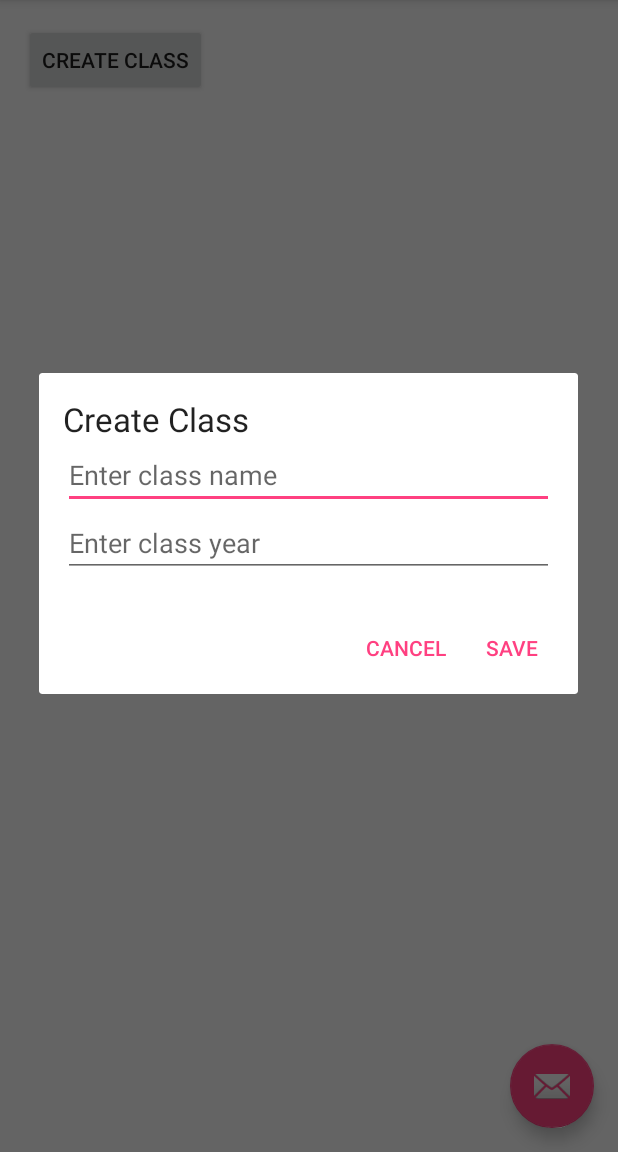
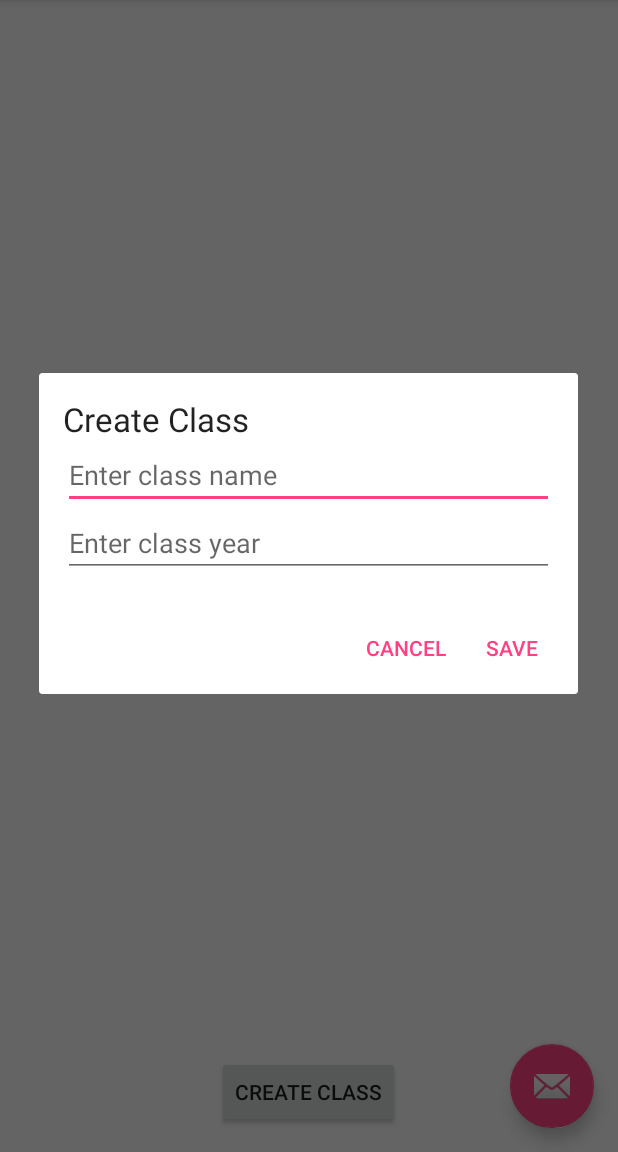
Before and after one commit to shikhar88/attendance, an Android app: the fragment CreateclassFragment placed in its activity, after a tap on "CREATE CLASS", on a phone screen of 412 x 824 dp, the part 84-1236 px from its top. Run offline under Robolectric (Android 15) with nearby library versions, the phone set to English and light mode, and no system bars.

Commit message:
Class added and shown

```diff
--- a/app/src/main/java/com/example/easyattendance/attendance/CreateclassFragment.java
+++ b/app/src/main/java/com/example/easyattendance/attendance/CreateclassFragment.java
@@ -3,15 +3,20 @@ package com.example.easyattendance.attendance;
 
 import android.app.AlertDialog;
 import android.app.Dialog;
+import android.content.ContentValues;
 import android.content.Context;
 import android.content.DialogInterface;
+import android.database.Cursor;
+import android.database.sqlite.SQLiteDatabase;
 import android.os.Bundle;
 import android.support.v4.app.Fragment;
+import android.util.Log;
 import android.view.LayoutInflater;
 import android.view.View;
 import android.view.ViewGroup;
 import android.widget.Button;
 import android.widget.EditText;
+import android.widget.LinearLayout;
 import android.widget.Toast;
 
 
@@ -19,6 +24,7 @@ import android.widget.Toast;
  * A simple {@link Fragment} subclass.
  */
 public class CreateclassFragment extends Fragment implements View.OnClickListener {
+    View view;
     public CreateclassFragment() {
         // Required empty public constructor
     }
@@ -29,6 +35,20 @@ public class CreateclassFragment extends Fragment implements View.OnClickListene
                              Bundle savedInstanceState) {
         // Inflate the layout for this fragment
         View view =  inflater.inflate(R.layout.fragment_createclass, container, false);
+        DatabaseHelper mDbHelper = new DatabaseHelper(getContext());
+        SQLiteDatabase db = mDbHelper.getWritableDatabase();
+        Cursor cursor = db.rawQuery("SELECT * FROM classroom",null);
+        try{
+            while (cursor.moveToNext()) {
+                LinearLayout layout = (LinearLayout) view.findViewById(R.id.linearlayouttest);
+                Button button = new Button(getActivity()); // needs activity context
+                button.setText(cursor.getString( cursor.getColumnIndex("class_name") ));
+                layout.addView(button);
+            }
+        }finally {
+
+            cursor.close();
+        }
         Button createClass = (Button)view.findViewById(R.id.button_createclass);
         createClass.setOnClickListener(this);
         return view;
@@ -47,6 +67,7 @@ public class CreateclassFragment extends Fragment implements View.OnClickListene
                         .setCancelable(false)
                         .setPositiveButton("Save", new DialogInterface.OnClickListener() {
                             public void onClick(DialogInterface dialogBox, int id) {
+//                                cursor.close();
                                 final String classname = classnameText.getText().toString();
                                 final String classyear = classyearText.getText().toString();
                                 if (classname.length() == 0 && classyear.length() == 0){
@@ -62,6 +83,28 @@ public class CreateclassFragment extends Fragment implements View.OnClickListene
                                             "Class name field is empty", Toast.LENGTH_SHORT).show();
                                 }
                                 else{
+                                    DatabaseHelper mDbHelper = new DatabaseHelper(getContext());
+                                    SQLiteDatabase db = mDbHelper.getWritableDatabase();
+                                    Cursor cursor = db.rawQuery("SELECT * FROM classroom WHERE class_name = ?",new String[] {classname + ""});
+                                    try{
+                                        if(cursor.getCount() > 0) {
+                                            Toast.makeText(getActivity().getApplicationContext(),
+                                                    "Class already exists", Toast.LENGTH_SHORT).show();
+                                        }
+                                        else{
+                                            ContentValues values = new ContentValues();
+                                            values.put("class_name", classname);
+                                            values.put("class_year", classyear);
+                                            db.insert("classroom", null, values);
+                                            db.close(); // Closing database connection
+                                            Toast.makeText(getActivity().getApplicationContext(),
+                                                    "Class room has been created", Toast.LENGTH_SHORT).show();
+                                        }
+                                    }finally {
+
+                                        cursor.close();
+                                    }
+
 
                                 }
                             }
--- a/app/src/main/java/com/example/easyattendance/attendance/DatabaseHelper.java
+++ b/app/src/main/java/com/example/easyattendance/attendance/DatabaseHelper.java
@@ -12,12 +12,12 @@ public class DatabaseHelper extends SQLiteOpenHelper {
     private static final String DATABASE_NAME = "attendance.db";
     private static final String CREATE_TABLE_CLASSROOM = "CREATE TABLE "
             + "classroom" + "(" + "id" + " INTEGER PRIMARY KEY AUTOINCREMENT," + "class_name"
-            + " TEXT,"+ "class_year"+"TEXT,"+"student_details"+"TEXT"+")";
+            + " TEXT," + "class_year"+" TEXT," + "student_details" + " TEXT"+")";
     private static final String CREATE_TABLE_ATTENDANCE = "CREATE TABLE "
             + "attendance" + "(" + "id" + " INTEGER PRIMARY KEY AUTOINCREMENT," + "class_id"
-            + " TEXT,"+ "year"+"TEXT,"+"month"+"TEXT,"+"day"+"TEXT,"+"attendance"+"TEXT"+")";
-    public DatabaseHelper(Context context, String name, SQLiteDatabase.CursorFactory factory, int version) {
-        super(context, DATABASE_NAME, null, 1);
+            + " TEXT," + "year" + " TEXT," + "month" + " TEXT," + "day" + " TEXT," + "attendance" + " TEXT" + ")";
+    public DatabaseHelper(Context context) {
+        super(context, DATABASE_NAME, null, 3);
     }
 
     @Override
@@ -31,5 +31,8 @@ public class DatabaseHelper extends SQLiteOpenHelper {
     public void onUpgrade(SQLiteDatabase db, int oldVersion, int newVersion) {
         db.execSQL("DROP TABLE IF EXISTS " + "classroom");
         db.execSQL("DROP TABLE IF EXISTS " + "attendance");
+        db.execSQL(CREATE_TABLE_CLASSROOM);
+        db.execSQL(CREATE_TABLE_ATTENDANCE);
+
     }
 }
--- a/app/src/main/res/layout/createclass.xml
+++ b/app/src/main/res/layout/createclass.xml
@@ -27,4 +27,5 @@
         android:hint="Enter class year"
         android:maxLength="4"
         android:inputType="number" />
+
 </LinearLayout>
--- a/app/src/main/res/layout/fragment_createclass.xml
+++ b/app/src/main/res/layout/fragment_createclass.xml
@@ -8,6 +8,17 @@
         android:text="Create class"
         android:layout_width="wrap_content"
         android:layout_height="wrap_content"
+        android:layout_alignParentBottom="true"
+        android:layout_centerHorizontal="true"
         android:id="@+id/button_createclass" />
 
+        <LinearLayout
+            android:layout_width="fill_parent"
+            android:id="@+id/linearlayouttest"
+            android:layout_height="fill_parent"
+            android:layout_below="@+id/button_createclass"
+            android:layout_alignParentTop="true"
+            android:layout_centerHorizontal="true"
+            android:orientation="vertical" >
+        </LinearLayout>
 </RelativeLayout>
```
